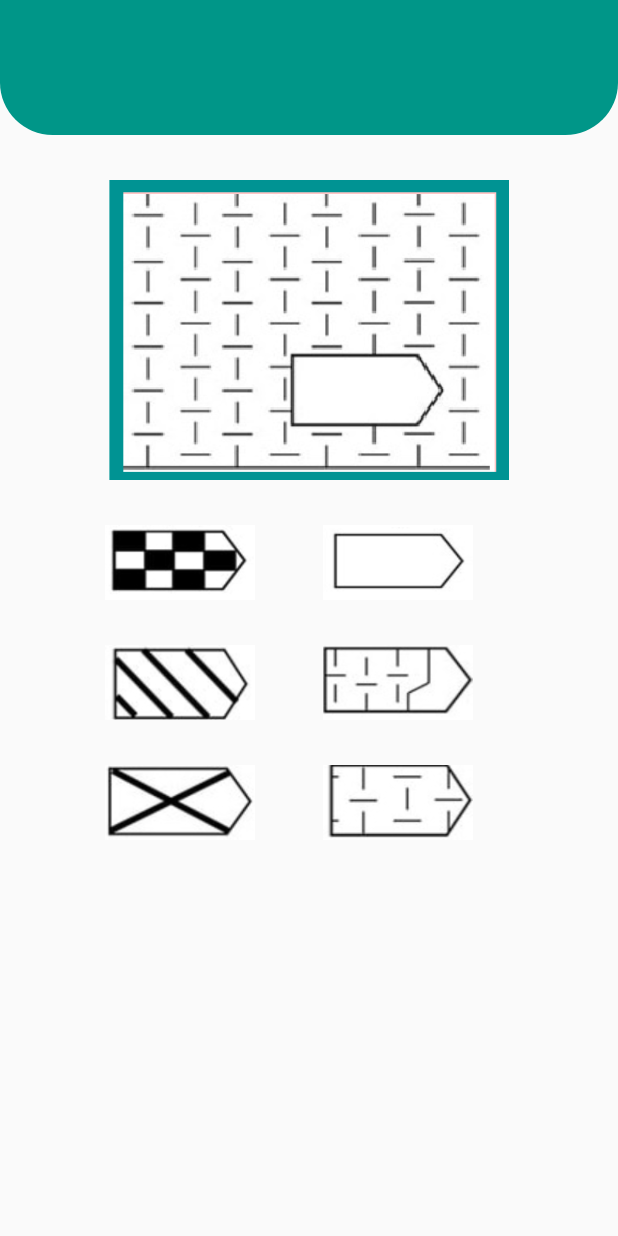
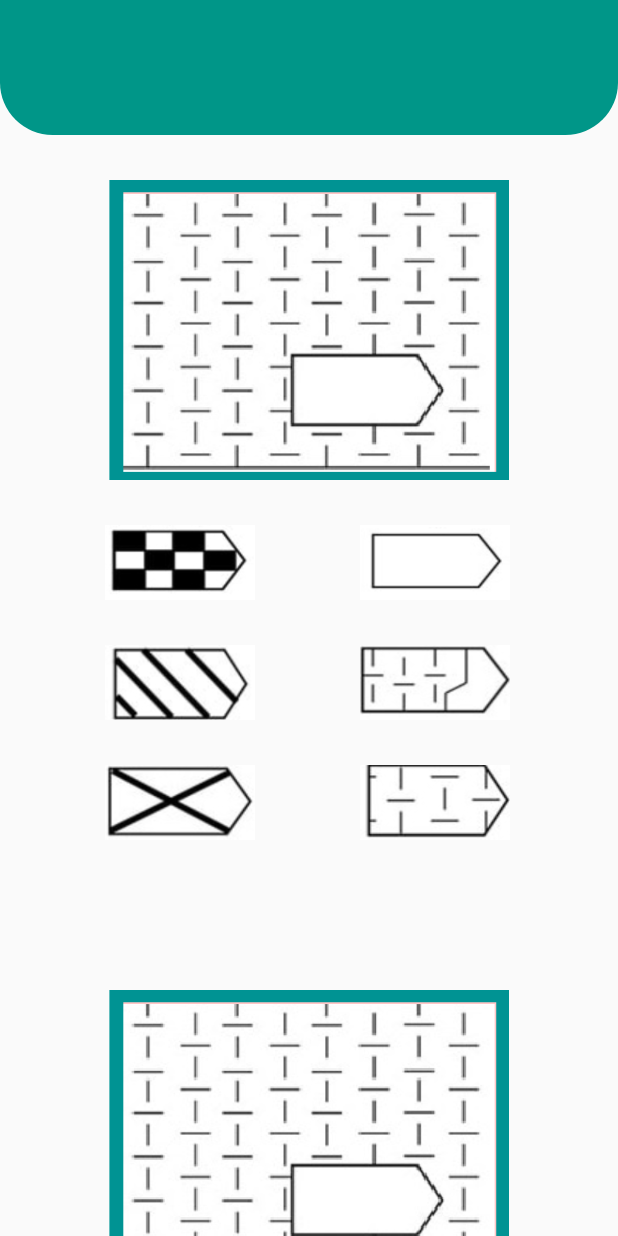
Before and after one commit to narjesabdolii/RPMT_text, a Flutter app: the QuestionOne screen opened by its route, on a phone screen of 412 x 824 dp. Run offline on Flutter 3.47's test engine with Material 2 defaults, Android fonts, the phone set to English and light mode, and no system bars; missing offline and left inert: persian_fonts.

Commit message:
wrap image and answers into a container in a class

```diff
--- a/lib/pages/Question_one.dart
+++ b/lib/pages/Question_one.dart
@@ -40,76 +40,10 @@ class _QuestionOneState extends State<QuestionOne> {
               ),
           ),
           const SizedBox(height: 30,),
-          Container(
-            padding: const EdgeInsets.only(
-              left: 10,
-              right: 10,
-              bottom : 200,
-            ),
-            decoration: BoxDecoration(
-              image: const DecorationImage(
-                image: AssetImage('assets/1.png'),
-              ),
-              borderRadius: BorderRadius.circular(50),
-            ),
-          ),
-          const SizedBox(height: 30,),
-          Row(
-            children:  <Widget>[
-              Container(
-                margin: const EdgeInsets.only(
-                  left: 70,
-                  right: 0,
-                ),
-                child : const ButtonCard(address: 'assets/a1.png'),
-              ),
-              Container(
-                margin: const EdgeInsets.only(
-                  left: 45,
-                  right: 0,
-                ),
-                child : const ButtonCard(address: 'assets/b1.png'),
-              ),
-            ],
-          ),
-          const SizedBox(height: 30,),
-          Row(
-            children:  <Widget>[
-              Container(
-                margin: const EdgeInsets.only(
-                  left: 70,
-                  right: 0,
-                ),
-                child : const ButtonCard(address: 'assets/c1.png'),
-              ),
-              Container(
-                margin: const EdgeInsets.only(
-                  left: 45,
-                  right: 0,
-                ),
-                child : const ButtonCard(address: 'assets/d1.png'),
-              )
-            ],
-          ),
-          const SizedBox(height: 30,),
-         Row(
-           children:  <Widget>[
-             Container(
-               margin: const EdgeInsets.only(
-                 left: 70,
-                 right: 0,
-               ),
-               child : const ButtonCard(address: 'assets/e1.png'),
-             ),
-             Container(
-               margin: const EdgeInsets.only(
-                 left: 45,
-                 right: 0,
-               ),
-               child : const ButtonCard(address: 'assets/f1.png'),
-             )
-           ],
-         )
+          const QuestionCard(address1: 'assets/a1.png', address2: 'assets/b1.png', address3: 'assets/c1.png', address4: 'assets/d1.png', address5: 'assets/e1.png', address6: 'assets/f1.png'),
+          const SizedBox(height: 100,),
+          const QuestionCard(address1: 'assets/a1.png', address2: 'assets/b1.png', address3: 'assets/c1.png', address4: 'assets/d1.png', address5: 'assets/e1.png', address6: 'assets/f1.png'),
+
         ],
       ),
       ),
@@ -141,3 +75,81 @@ class ButtonCard extends StatelessWidget{
           );
   }
 }
+
+class AnswerCard extends StatelessWidget{
+  const AnswerCard ({
+    Key? key,
+    required this.address
+
+  })  : super(key: key);
+  final String address;
+
+  @override
+  Widget build(BuildContext context) {
+    Size size = MediaQuery.of(context).size;
+    return Container(
+      margin: const EdgeInsets.only(
+        left: 70,
+        right: 0,
+      ),
+      child: ButtonCard(address: address,),
+    );
+  }
+}
+
+class QuestionCard extends StatelessWidget{
+  const QuestionCard ({
+    Key? key, required this.address1, required this.address2, required this.address3, required this.address4, required this.address5, required this.address6,
+  })  : super(key: key);
+  final String address1;
+  final String address2;
+  final String address3;
+  final String address4;
+  final String address5;
+  final String address6;
+
+  @override
+  Widget build(BuildContext context) {
+    Size size = MediaQuery.of(context).size;
+    return Container(
+      child: Column(
+        children: <Widget>[
+          Container(
+      padding: const EdgeInsets.only(
+        left: 10,
+        right: 10,
+        bottom : 200,
+      ),
+      decoration: BoxDecoration(
+        image: const DecorationImage(
+          image: AssetImage('assets/1.png'),
+        ),
+        borderRadius: BorderRadius.circular(50),
+      ),
+    ),
+          const SizedBox(height: 30,),
+          Row(
+            children:  <Widget>[
+             AnswerCard(address: address1),
+             AnswerCard(address: address2),
+            ],
+          ),
+          const SizedBox(height: 30,),
+          Row(
+            children:  <Widget>[
+              AnswerCard(address: address3),
+              AnswerCard(address: address4),
+            ],
+          ),
+          const SizedBox(height: 30,),
+          Row(
+            children:  <Widget>[
+             AnswerCard(address: address5),
+              AnswerCard(address: address6),
+            ],
+          ),
+        ],
+      ),
+    );
+  }
+}
```
